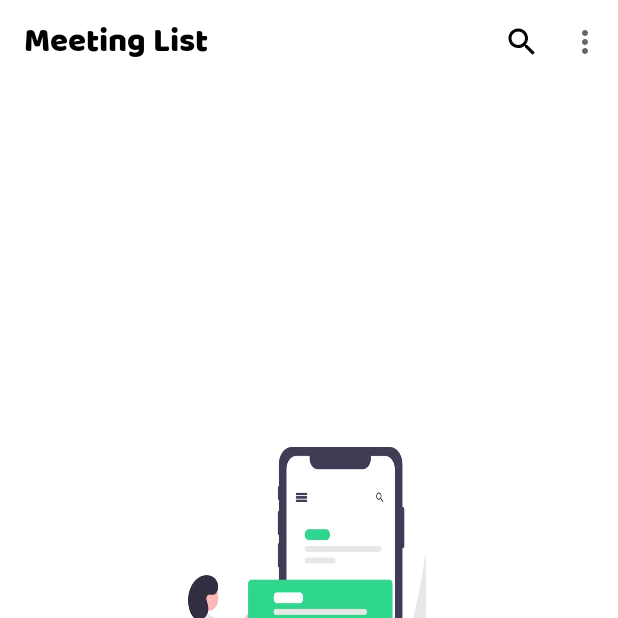
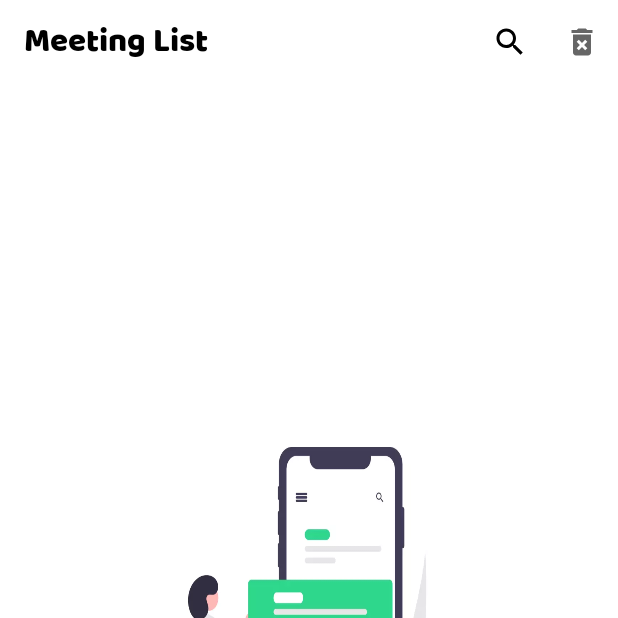
Before and after one commit to Dhananjayaprabath/m-reminder, an Android app: the screen it shows after launch (MainActivity), on a phone screen of 412 x 824 dp, the top half of it. Run offline under Robolectric (Android 15) with nearby library versions, the phone set to English and light mode, and no system bars; libraries missing offline, so code that uses them is left out: cn.iwgang.countdownview.

```diff
--- /dev/null
+++ b/app/src/main/res/drawable/ic_baseline_delete_forever_24.xml
@@ -0,0 +1,10 @@
+<vector xmlns:android="http://schemas.android.com/apk/res/android"
+    android:width="24dp"
+    android:height="24dp"
+    android:viewportWidth="24"
+    android:viewportHeight="24"
+    android:tint="?attr/colorControlNormal">
+  <path
+      android:fillColor="@android:color/white"
+      android:pathData="M6,19c0,1.1 0.9,2 2,2h8c1.1,0 2,-0.9 2,-2L18,7L6,7v12zM8.46,11.88l1.41,-1.41L12,12.59l2.12,-2.12 1.41,1.41L13.41,14l2.12,2.12 -1.41,1.41L12,15.41l-2.12,2.12 -1.41,-1.41L10.59,14l-2.13,-2.12zM15.5,4l-1,-1h-5l-1,1L5,4v2h14L19,4z"/>
+</vector>
--- a/app/src/main/res/menu/options_menu.xml
+++ b/app/src/main/res/menu/options_menu.xml
@@ -2,9 +2,7 @@
 <menu xmlns:android="http://schemas.android.com/apk/res/android"
     xmlns:app="http://schemas.android.com/apk/res-auto">
 
-    <item
-        android:id="@+id/delete_all_notes"
-        android:title="Delete all notes" />
+
     <item
         android:id="@+id/searchbar"
         android:icon="@drawable/ic_baseline_search_24"
@@ -12,4 +10,10 @@
         app:actionViewClass="androidx.appcompat.widget.SearchView"
         app:showAsAction="always|collapseActionView" />
 
+    <item
+        android:id="@+id/delete_all_notes"
+        app:showAsAction="always"
+        android:icon="@drawable/ic_baseline_delete_forever_24"
+        android:title="Delete all notes" />
+
 </menu>
--- a/build.gradle
+++ b/build.gradle
@@ -3,6 +3,7 @@ buildscript {
     repositories {
         google()
         jcenter()
+        mavenCentral()
     }
     dependencies {
         classpath "com.android.tools.build:gradle:4.1.1"
@@ -16,6 +17,7 @@ allprojects {
     repositories {
         google()
         jcenter()
+        mavenCentral()
     }
 }
 
```
Also changed, not shown: app/build.gradle (+6 -4 lines), app/src/main/AndroidManifest.xml (+13 -6 lines), app/src/main/java/com/example/mynotes/AddNotesActivity.java (+22 -1 lines), app/src/main/java/com/example/mynotes/MainActivity.java (+15 -0 lines), app/src/main/res/layout/activity_add_notes.xml (+10 -0 lines), 1 other file.
